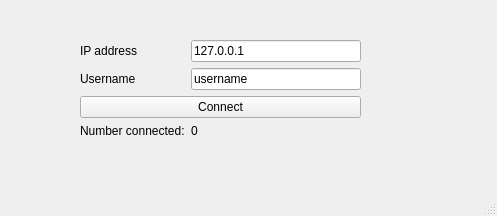
Qt form src/client/lobbywindow.ui (dc2011/td) before a commit.
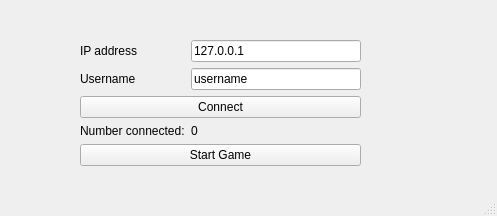
The same form after that commit.

Commit message: added start game button to the lobby

```diff
--- a/src/client/lobbywindow.ui
+++ b/src/client/lobbywindow.ui
@@ -20,7 +20,7 @@
       <x>80</x>
       <y>40</y>
       <width>281</width>
-      <height>121</height>
+      <height>127</height>
      </rect>
     </property>
     <layout class="QFormLayout" name="formLayout">
@@ -73,6 +73,13 @@
        </property>
       </widget>
      </item>
+     <item row="4" column="0" colspan="2">
+      <widget class="QPushButton" name="startButton">
+       <property name="text">
+        <string>Start Game</string>
+       </property>
+      </widget>
+     </item>
     </layout>
    </widget>
   </widget>
```
Left out of the diff: 2 changed lines with no effect on the pictures.
